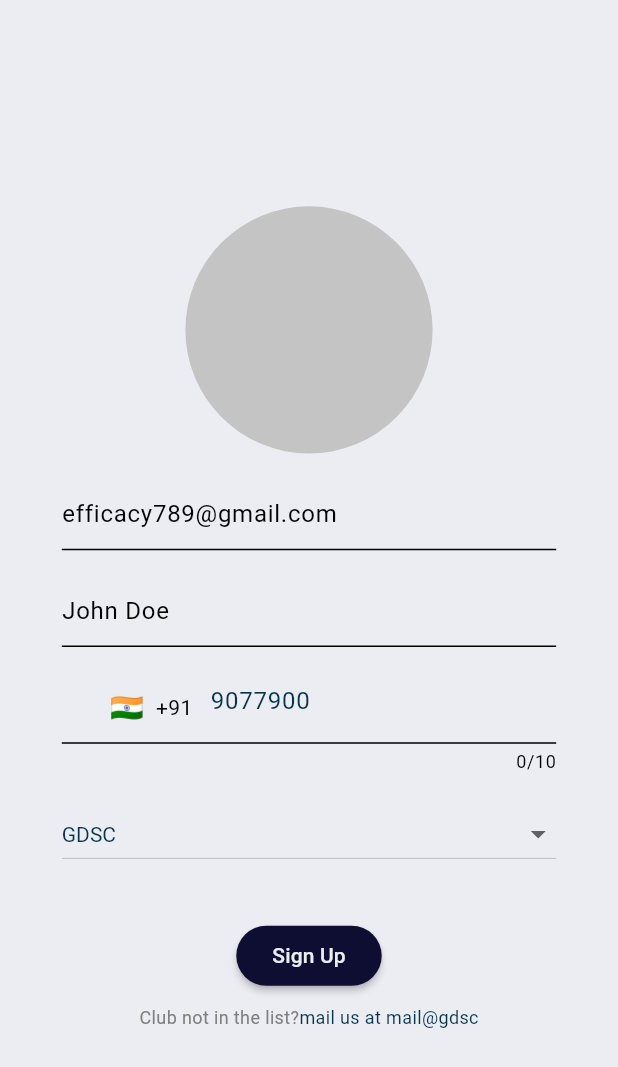
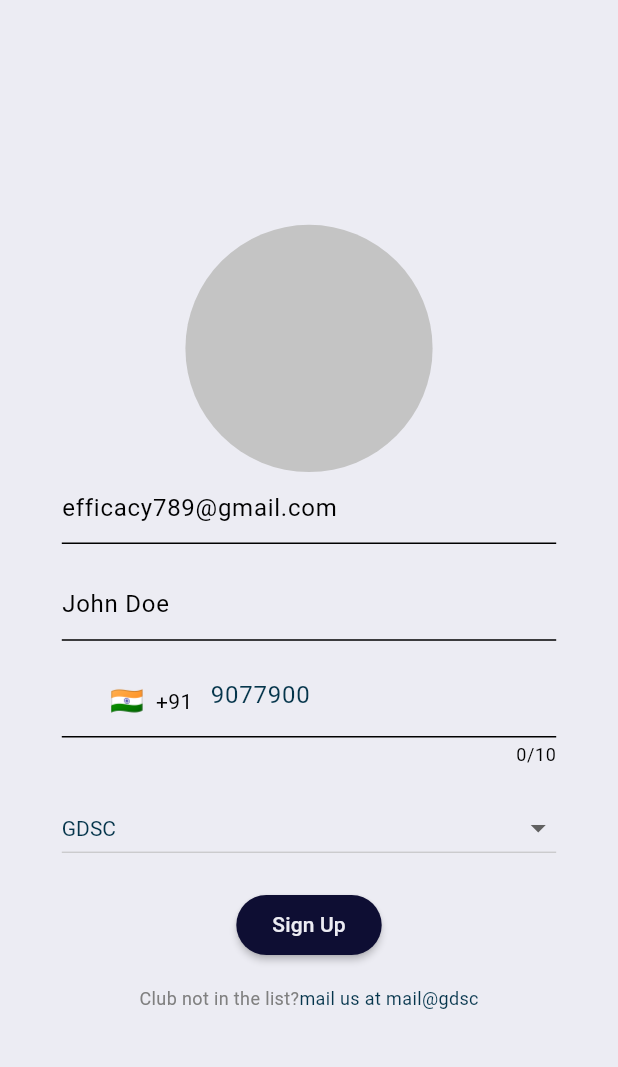
Before and after one commit to gdsc-nits-org/efficacy_admin, a Flutter app: the screen it shows after launch, after a tap on "Sign In with Google", on a phone screen of 412 x 824 dp. Shown: the top 1067 px of the screen. Run offline on Flutter 3.47's test engine with Material 2 defaults, Android fonts, the phone set to English and light mode, and no system bars; drawn by our look-alikes of intl_phone_field; our stand-ins replace flutter_dotenv, flutter_svg, freezed_annotation, gap, google_sign_in, hive and 2 more; missing offline and left inert: mongo_dart; accounts and stored records are empty; Roboto replaces fonts that are missing (Comfortaa).

Commit message:
changes as per review

```diff
--- a/lib/main.dart
+++ b/lib/main.dart
@@ -1,4 +1,3 @@
-import 'package:efficacy_admin/pages/login/login_page.dart';
 import 'package:efficacy_admin/utils/local_database/local_database.dart';
 import 'package:flutter/material.dart';
 import 'utils/utils.dart';
--- a/lib/pages/login/login_page.dart
+++ b/lib/pages/login/login_page.dart
@@ -1,5 +1,6 @@
 import 'dart:io';
 
+import 'package:efficacy_admin/configs/configurations/extensions/extensions.dart';
 import 'package:flutter/material.dart';
 import 'package:image_picker/image_picker.dart';
 import 'package:intl_phone_field/intl_phone_field.dart';
@@ -26,9 +27,11 @@ class _LoginPageState extends State<LoginPage> {
     XFile? image =
         await picker.pickImage(source: ImageSource.camera, imageQuality: 50);
 
-    setState(() {
-      _image = File(image!.path);
-    });
+    if (image != null) {
+      setState(() {
+        _image = File(image.path);
+      });
+    }
   }
 
   //function to choose image from gallery
@@ -36,9 +39,11 @@ class _LoginPageState extends State<LoginPage> {
     XFile? image =
         await picker.pickImage(source: ImageSource.gallery, imageQuality: 50);
 
-    setState(() {
-      _image = File(image!.path);
-    });
+    if (image != null) {
+      setState(() {
+        _image = File(image.path);
+      });
+    }
   }
 
   //function to show image picker
@@ -52,15 +57,15 @@ class _LoginPageState extends State<LoginPage> {
                 ListTile(
                     leading: const Icon(Icons.photo_library),
                     title: const Text('Photo Library'),
-                    onTap: () {
-                      _imgFromGallery();
+                    onTap: () async {
+                      await _imgFromGallery();
                       Navigator.of(context).pop();
                     }),
                 ListTile(
                   leading: const Icon(Icons.photo_camera),
                   title: const Text('Camera'),
-                  onTap: () {
-                    _imgFromCamera();
+                  onTap: () async {
+                    await _imgFromCamera();
                     Navigator.of(context).pop();
                   },
                 ),
@@ -88,10 +93,10 @@ class _LoginPageState extends State<LoginPage> {
     double height = size.height;
     //size constants
     double avatarRadius = width * 0.2;
-    double gap1 = height * 0.01;
-    double gap2 = height * 0.02;
+    double gap = height * 0.02;
     double formWidth = width * 0.8;
-    double gap3 = height * 0.04;
+    double imageHeight = 180;
+
     //textcontrollers
     TextEditingController emailController = TextEditingController();
     TextEditingController nameController = TextEditingController();
@@ -116,13 +121,10 @@ class _LoginPageState extends State<LoginPage> {
                         child: Image.file(
                           _image!,
                           fit: BoxFit.fitHeight,
-                          height: 180,
+                          height: imageHeight,
                         ))
                     : const SizedBox(),
               ),
-            ),
-            SizedBox(
-              height: gap2,
             ),
 
             //login form
@@ -151,10 +153,6 @@ class _LoginPageState extends State<LoginPage> {
                           ),
                         ),
 
-                        SizedBox(
-                          height: gap2,
-                        ),
-
                         //name field
                         TextFormField(
                           controller: nameController,
@@ -162,10 +160,6 @@ class _LoginPageState extends State<LoginPage> {
                               value!.isEmpty ? "name cannot be empty" : null,
                           decoration:
                               const InputDecoration(hintText: "John Doe"),
-                        ),
-
-                        SizedBox(
-                          height: gap2,
                         ),
 
                         //intl number field
@@ -177,10 +171,6 @@ class _LoginPageState extends State<LoginPage> {
                                 TextStyle(color: Color.fromRGBO(5, 53, 75, 1)),
                           ),
                           initialCountryCode: 'IN',
-                        ),
-
-                        SizedBox(
-                          height: gap2,
                         ),
 
                         //club menu field
@@ -203,19 +193,13 @@ class _LoginPageState extends State<LoginPage> {
                           },
                         ),
 
-                        SizedBox(
-                          height: gap3,
-                        ),
-
                         //sign up button
                         ElevatedButton(
                             onPressed: () {
                               _formKey.currentState!.validate();
                             },
                             child: const Text("Sign Up")),
-                        SizedBox(
-                          height: gap1,
-                        ),
+
                         const Row(
                           mainAxisAlignment: MainAxisAlignment.center,
                           children: [
@@ -233,7 +217,7 @@ class _LoginPageState extends State<LoginPage> {
                             )
                           ],
                         )
-                      ],
+                      ].separate(gap),
                     ),
                   )),
             )
--- a/lib/pages/login/splash_screen.dart
+++ b/lib/pages/login/splash_screen.dart
@@ -1,5 +1,6 @@
 import 'dart:async';
 
+import 'package:efficacy_admin/configs/configurations/extensions/extensions.dart';
 import 'package:efficacy_admin/pages/login/welcome_page.dart';
 import 'package:flutter/material.dart';
 
@@ -50,14 +51,13 @@ class _SplashScreenState extends State<SplashScreen> {
               radius: avatarRadius,
               child: const SizedBox(),
             ),
-            SizedBox(
-              height: gap,
-            ),
+
+            //Efficacy text
             const Text(
               "Efficacy",
               style: TextStyle(fontWeight: FontWeight.w900, fontSize: 36),
             ),
-          ],
+          ].separate(gap),
         ),
       ),
     );
--- a/lib/pages/login/welcome_page.dart
+++ b/lib/pages/login/welcome_page.dart
@@ -1,3 +1,4 @@
+import 'package:efficacy_admin/configs/configurations/extensions/extensions.dart';
 import 'package:efficacy_admin/pages/login/login_page.dart';
 import 'package:flutter/material.dart';
 import 'package:flutter_svg/flutter_svg.dart';
@@ -17,8 +18,6 @@ class WelcomePage extends StatelessWidget {
     //size constants
     double avatarRadius = width * 0.25;
     double gap1 = height * 0.05;
-    double gap2 = height * 0.02;
-    double gap3 = height * 0.1;
 
     return Scaffold(
       body: SizedBox(
@@ -34,18 +33,10 @@ class WelcomePage extends StatelessWidget {
               child: const SizedBox(),
             ),
 
-            SizedBox(
-              height: gap1,
-            ),
-
             //welcome message
             const Text(
               "Hey! Welcome",
               style: TextStyle(fontWeight: FontWeight.w900, fontSize: 24),
-            ),
-
-            SizedBox(
-              height: gap2,
             ),
 
             //text
@@ -59,10 +50,6 @@ class WelcomePage extends StatelessWidget {
               ),
             ),
 
-            SizedBox(
-              height: gap3,
-            ),
-
             //sign in with google button
             OutlinedButton(
                 onPressed: () =>
@@ -71,13 +58,15 @@ class WelcomePage extends StatelessWidget {
                   crossAxisAlignment: CrossAxisAlignment.center,
                   mainAxisAlignment: MainAxisAlignment.spaceBetween,
                   children: [
-                    SvgPicture.asset("assets/images/google_logo.svg",height: 50),
-                    const Text("Sign In with Google",style: TextStyle(
-                      fontSize: 16
-                    ),)
+                    SvgPicture.asset("assets/images/google_logo.svg",
+                        height: 50),
+                    const Text(
+                      "Sign In with Google",
+                      style: TextStyle(fontSize: 16),
+                    )
                   ],
                 ))
-          ],
+          ].separate(gap1),
         ),
       ),
     );
```
Also changed, not shown: 1 other file.
